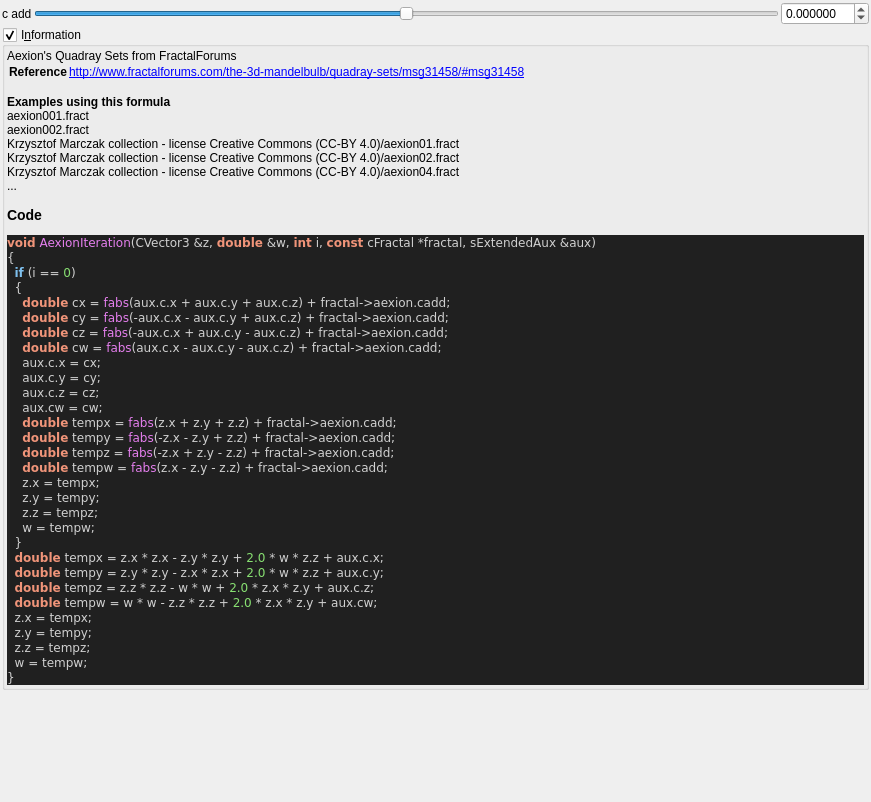
This is mandelbulber2/qt_data/fractal_aexion.ui in buddhi1980/mandelbulber2 as Qt 5 draws it before an edit. The edited form follows.
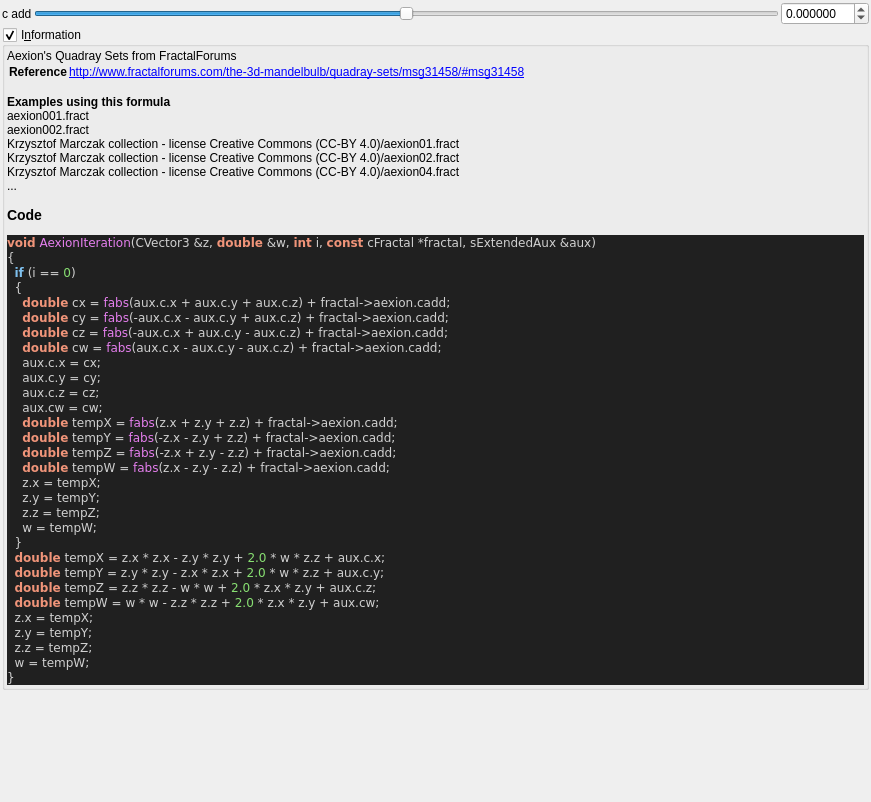
This is the edited form. Custom widgets are drawn as their Qt base class.

```diff
--- a/mandelbulber2/qt_data/fractal_aexion.ui
+++ b/mandelbulber2/qt_data/fractal_aexion.ui
@@ -141,23 +141,23 @@
     aux&lt;span style=&quot;color:#d0d0d0&quot;&gt;.&lt;/span&gt;c&lt;span style=&quot;color:#d0d0d0&quot;&gt;.&lt;/span&gt;y &lt;span style=&quot;color:#d0d0d0&quot;&gt;=&lt;/span&gt; cy&lt;span style=&quot;color:#d0d0d0&quot;&gt;;&lt;/span&gt;
     aux&lt;span style=&quot;color:#d0d0d0&quot;&gt;.&lt;/span&gt;c&lt;span style=&quot;color:#d0d0d0&quot;&gt;.&lt;/span&gt;z &lt;span style=&quot;color:#d0d0d0&quot;&gt;=&lt;/span&gt; cz&lt;span style=&quot;color:#d0d0d0&quot;&gt;;&lt;/span&gt;
     aux&lt;span style=&quot;color:#d0d0d0&quot;&gt;.&lt;/span&gt;cw &lt;span style=&quot;color:#d0d0d0&quot;&gt;=&lt;/span&gt; cw&lt;span style=&quot;color:#d0d0d0&quot;&gt;;&lt;/span&gt;
-    &lt;span style=&quot;color:#f09479; font-weight:bold&quot;&gt;double&lt;/span&gt; tempx &lt;span style=&quot;color:#d0d0d0&quot;&gt;=&lt;/span&gt; &lt;span style=&quot;color:#e47eed&quot;&gt;fabs&lt;/span&gt;&lt;span style=&quot;color:#d0d0d0&quot;&gt;(&lt;/span&gt;z&lt;span style=&quot;color:#d0d0d0&quot;&gt;.&lt;/span&gt;x &lt;span style=&quot;color:#d0d0d0&quot;&gt;+&lt;/span&gt; z&lt;span style=&quot;color:#d0d0d0&quot;&gt;.&lt;/span&gt;y &lt;span style=&quot;color:#d0d0d0&quot;&gt;+&lt;/span&gt; z&lt;span style=&quot;color:#d0d0d0&quot;&gt;.&lt;/span&gt;z&lt;span style=&quot;color:#d0d0d0&quot;&gt;) +&lt;/span&gt; fractal&lt;span style=&quot;color:#d0d0d0&quot;&gt;-&amp;gt;&lt;/span&gt;aexion&lt;span style=&quot;color:#d0d0d0&quot;&gt;.&lt;/span&gt;cadd&lt;span style=&quot;color:#d0d0d0&quot;&gt;;&lt;/span&gt;
-    &lt;span style=&quot;color:#f09479; font-weight:bold&quot;&gt;double&lt;/span&gt; tempy &lt;span style=&quot;color:#d0d0d0&quot;&gt;=&lt;/span&gt; &lt;span style=&quot;color:#e47eed&quot;&gt;fabs&lt;/span&gt;&lt;span style=&quot;color:#d0d0d0&quot;&gt;(-&lt;/span&gt;z&lt;span style=&quot;color:#d0d0d0&quot;&gt;.&lt;/span&gt;x &lt;span style=&quot;color:#d0d0d0&quot;&gt;-&lt;/span&gt; z&lt;span style=&quot;color:#d0d0d0&quot;&gt;.&lt;/span&gt;y &lt;span style=&quot;color:#d0d0d0&quot;&gt;+&lt;/span&gt; z&lt;span style=&quot;color:#d0d0d0&quot;&gt;.&lt;/span&gt;z&lt;span style=&quot;color:#d0d0d0&quot;&gt;) +&lt;/span&gt; fractal&lt;span style=&quot;color:#d0d0d0&quot;&gt;-&amp;gt;&lt;/span&gt;aexion&lt;span style=&quot;color:#d0d0d0&quot;&gt;.&lt;/span&gt;cadd&lt;span style=&quot;color:#d0d0d0&quot;&gt;;&lt;/span&gt;
-    &lt;span style=&quot;color:#f09479; font-weight:bold&quot;&gt;double&lt;/span&gt; tempz &lt;span style=&quot;color:#d0d0d0&quot;&gt;=&lt;/span&gt; &lt;span style=&quot;color:#e47eed&quot;&gt;fabs&lt;/span&gt;&lt;span style=&quot;color:#d0d0d0&quot;&gt;(-&lt;/span&gt;z&lt;span style=&quot;color:#d0d0d0&quot;&gt;.&lt;/span&gt;x &lt;span style=&quot;color:#d0d0d0&quot;&gt;+&lt;/span&gt; z&lt;span style=&quot;color:#d0d0d0&quot;&gt;.&lt;/span&gt;y &lt;span style=&quot;color:#d0d0d0&quot;&gt;-&lt;/span&gt; z&lt;span style=&quot;color:#d0d0d0&quot;&gt;.&lt;/span&gt;z&lt;span style=&quot;color:#d0d0d0&quot;&gt;) +&lt;/span&gt; fractal&lt;span style=&quot;color:#d0d0d0&quot;&gt;-&amp;gt;&lt;/span&gt;aexion&lt;span style=&quot;color:#d0d0d0&quot;&gt;.&lt;/span&gt;cadd&lt;span style=&quot;color:#d0d0d0&quot;&gt;;&lt;/span&gt;
-    &lt;span style=&quot;color:#f09479; font-weight:bold&quot;&gt;double&lt;/span&gt; tempw &lt;span style=&quot;color:#d0d0d0&quot;&gt;=&lt;/span&gt; &lt;span style=&quot;color:#e47eed&quot;&gt;fabs&lt;/span&gt;&lt;span style=&quot;color:#d0d0d0&quot;&gt;(&lt;/span&gt;z&lt;span style=&quot;color:#d0d0d0&quot;&gt;.&lt;/span&gt;x &lt;span style=&quot;color:#d0d0d0&quot;&gt;-&lt;/span&gt; z&lt;span style=&quot;color:#d0d0d0&quot;&gt;.&lt;/span&gt;y &lt;span style=&quot;color:#d0d0d0&quot;&gt;-&lt;/span&gt; z&lt;span style=&quot;color:#d0d0d0&quot;&gt;.&lt;/span&gt;z&lt;span style=&quot;color:#d0d0d0&quot;&gt;) +&lt;/span&gt; fractal&lt;span style=&quot;color:#d0d0d0&quot;&gt;-&amp;gt;&lt;/span&gt;aexion&lt;span style=&quot;color:#d0d0d0&quot;&gt;.&lt;/span&gt;cadd&lt;span style=&quot;color:#d0d0d0&quot;&gt;;&lt;/span&gt;
-    z&lt;span style=&quot;color:#d0d0d0&quot;&gt;.&lt;/span&gt;x &lt;span style=&quot;color:#d0d0d0&quot;&gt;=&lt;/span&gt; tempx&lt;span style=&quot;color:#d0d0d0&quot;&gt;;&lt;/span&gt;
-    z&lt;span style=&quot;color:#d0d0d0&quot;&gt;.&lt;/span&gt;y &lt;span style=&quot;color:#d0d0d0&quot;&gt;=&lt;/span&gt; tempy&lt;span style=&quot;color:#d0d0d0&quot;&gt;;&lt;/span&gt;
-    z&lt;span style=&quot;color:#d0d0d0&quot;&gt;.&lt;/span&gt;z &lt;span style=&quot;color:#d0d0d0&quot;&gt;=&lt;/span&gt; tempz&lt;span style=&quot;color:#d0d0d0&quot;&gt;;&lt;/span&gt;
-    w &lt;span style=&quot;color:#d0d0d0&quot;&gt;=&lt;/span&gt; tempw&lt;span style=&quot;color:#d0d0d0&quot;&gt;;&lt;/span&gt;
+    &lt;span style=&quot;color:#f09479; font-weight:bold&quot;&gt;double&lt;/span&gt; tempX &lt;span style=&quot;color:#d0d0d0&quot;&gt;=&lt;/span&gt; &lt;span style=&quot;color:#e47eed&quot;&gt;fabs&lt;/span&gt;&lt;span style=&quot;color:#d0d0d0&quot;&gt;(&lt;/span&gt;z&lt;span style=&quot;color:#d0d0d0&quot;&gt;.&lt;/span&gt;x &lt;span style=&quot;color:#d0d0d0&quot;&gt;+&lt;/span&gt; z&lt;span style=&quot;color:#d0d0d0&quot;&gt;.&lt;/span&gt;y &lt;span style=&quot;color:#d0d0d0&quot;&gt;+&lt;/span&gt; z&lt;span style=&quot;color:#d0d0d0&quot;&gt;.&lt;/span&gt;z&lt;span style=&quot;color:#d0d0d0&quot;&gt;) +&lt;/span&gt; fractal&lt;span style=&quot;color:#d0d0d0&quot;&gt;-&amp;gt;&lt;/span&gt;aexion&lt;span style=&quot;color:#d0d0d0&quot;&gt;.&lt;/span&gt;cadd&lt;span style=&quot;color:#d0d0d0&quot;&gt;;&lt;/span&gt;
+    &lt;span style=&quot;color:#f09479; font-weight:bold&quot;&gt;double&lt;/span&gt; tempY &lt;span style=&quot;color:#d0d0d0&quot;&gt;=&lt;/span&gt; &lt;span style=&quot;color:#e47eed&quot;&gt;fabs&lt;/span&gt;&lt;span style=&quot;color:#d0d0d0&quot;&gt;(-&lt;/span&gt;z&lt;span style=&quot;color:#d0d0d0&quot;&gt;.&lt;/span&gt;x &lt;span style=&quot;color:#d0d0d0&quot;&gt;-&lt;/span&gt; z&lt;span style=&quot;color:#d0d0d0&quot;&gt;.&lt;/span&gt;y &lt;span style=&quot;color:#d0d0d0&quot;&gt;+&lt;/span&gt; z&lt;span style=&quot;color:#d0d0d0&quot;&gt;.&lt;/span&gt;z&lt;span style=&quot;color:#d0d0d0&quot;&gt;) +&lt;/span&gt; fractal&lt;span style=&quot;color:#d0d0d0&quot;&gt;-&amp;gt;&lt;/span&gt;aexion&lt;span style=&quot;color:#d0d0d0&quot;&gt;.&lt;/span&gt;cadd&lt;span style=&quot;color:#d0d0d0&quot;&gt;;&lt;/span&gt;
+    &lt;span style=&quot;color:#f09479; font-weight:bold&quot;&gt;double&lt;/span&gt; tempZ &lt;span style=&quot;color:#d0d0d0&quot;&gt;=&lt;/span&gt; &lt;span style=&quot;color:#e47eed&quot;&gt;fabs&lt;/span&gt;&lt;span style=&quot;color:#d0d0d0&quot;&gt;(-&lt;/span&gt;z&lt;span style=&quot;color:#d0d0d0&quot;&gt;.&lt;/span&gt;x &lt;span style=&quot;color:#d0d0d0&quot;&gt;+&lt;/span&gt; z&lt;span style=&quot;color:#d0d0d0&quot;&gt;.&lt;/span&gt;y &lt;span style=&quot;color:#d0d0d0&quot;&gt;-&lt;/span&gt; z&lt;span style=&quot;color:#d0d0d0&quot;&gt;.&lt;/span&gt;z&lt;span style=&quot;color:#d0d0d0&quot;&gt;) +&lt;/span&gt; fractal&lt;span style=&quot;color:#d0d0d0&quot;&gt;-&amp;gt;&lt;/span&gt;aexion&lt;span style=&quot;color:#d0d0d0&quot;&gt;.&lt;/span&gt;cadd&lt;span style=&quot;color:#d0d0d0&quot;&gt;;&lt;/span&gt;
+    &lt;span style=&quot;color:#f09479; font-weight:bold&quot;&gt;double&lt;/span&gt; tempW &lt;span style=&quot;color:#d0d0d0&quot;&gt;=&lt;/span&gt; &lt;span style=&quot;color:#e47eed&quot;&gt;fabs&lt;/span&gt;&lt;span style=&quot;color:#d0d0d0&quot;&gt;(&lt;/span&gt;z&lt;span style=&quot;color:#d0d0d0&quot;&gt;.&lt;/span&gt;x &lt;span style=&quot;color:#d0d0d0&quot;&gt;-&lt;/span&gt; z&lt;span style=&quot;color:#d0d0d0&quot;&gt;.&lt;/span&gt;y &lt;span style=&quot;color:#d0d0d0&quot;&gt;-&lt;/span&gt; z&lt;span style=&quot;color:#d0d0d0&quot;&gt;.&lt;/span&gt;z&lt;span style=&quot;color:#d0d0d0&quot;&gt;) +&lt;/span&gt; fractal&lt;span style=&quot;color:#d0d0d0&quot;&gt;-&amp;gt;&lt;/span&gt;aexion&lt;span style=&quot;color:#d0d0d0&quot;&gt;.&lt;/span&gt;cadd&lt;span style=&quot;color:#d0d0d0&quot;&gt;;&lt;/span&gt;
+    z&lt;span style=&quot;color:#d0d0d0&quot;&gt;.&lt;/span&gt;x &lt;span style=&quot;color:#d0d0d0&quot;&gt;=&lt;/span&gt; tempX&lt;span style=&quot;color:#d0d0d0&quot;&gt;;&lt;/span&gt;
+    z&lt;span style=&quot;color:#d0d0d0&quot;&gt;.&lt;/span&gt;y &lt;span style=&quot;color:#d0d0d0&quot;&gt;=&lt;/span&gt; tempY&lt;span style=&quot;color:#d0d0d0&quot;&gt;;&lt;/span&gt;
+    z&lt;span style=&quot;color:#d0d0d0&quot;&gt;.&lt;/span&gt;z &lt;span style=&quot;color:#d0d0d0&quot;&gt;=&lt;/span&gt; tempZ&lt;span style=&quot;color:#d0d0d0&quot;&gt;;&lt;/span&gt;
+    w &lt;span style=&quot;color:#d0d0d0&quot;&gt;=&lt;/span&gt; tempW&lt;span style=&quot;color:#d0d0d0&quot;&gt;;&lt;/span&gt;
   &lt;span style=&quot;color:#d0d0d0&quot;&gt;}&lt;/span&gt;
-  &lt;span style=&quot;color:#f09479; font-weight:bold&quot;&gt;double&lt;/span&gt; tempx &lt;span style=&quot;color:#d0d0d0&quot;&gt;=&lt;/span&gt; z&lt;span style=&quot;color:#d0d0d0&quot;&gt;.&lt;/span&gt;x &lt;span style=&quot;color:#d0d0d0&quot;&gt;*&lt;/span&gt; z&lt;span style=&quot;color:#d0d0d0&quot;&gt;.&lt;/span&gt;x &lt;span style=&quot;color:#d0d0d0&quot;&gt;-&lt;/span&gt; z&lt;span style=&quot;color:#d0d0d0&quot;&gt;.&lt;/span&gt;y &lt;span style=&quot;color:#d0d0d0&quot;&gt;*&lt;/span&gt; z&lt;span style=&quot;color:#d0d0d0&quot;&gt;.&lt;/span&gt;y &lt;span style=&quot;color:#d0d0d0&quot;&gt;+&lt;/span&gt; &lt;span style=&quot;color:#87df71&quot;&gt;2.0&lt;/span&gt; &lt;span style=&quot;color:#d0d0d0&quot;&gt;*&lt;/span&gt; w &lt;span style=&quot;color:#d0d0d0&quot;&gt;*&lt;/span&gt; z&lt;span style=&quot;color:#d0d0d0&quot;&gt;.&lt;/span&gt;z &lt;span style=&quot;color:#d0d0d0&quot;&gt;+&lt;/span&gt; aux&lt;span style=&quot;color:#d0d0d0&quot;&gt;.&lt;/span&gt;c&lt;span style=&quot;color:#d0d0d0&quot;&gt;.&lt;/span&gt;x&lt;span style=&quot;color:#d0d0d0&quot;&gt;;&lt;/span&gt;
-  &lt;span style=&quot;color:#f09479; font-weight:bold&quot;&gt;double&lt;/span&gt; tempy &lt;span style=&quot;color:#d0d0d0&quot;&gt;=&lt;/span&gt; z&lt;span style=&quot;color:#d0d0d0&quot;&gt;.&lt;/span&gt;y &lt;span style=&quot;color:#d0d0d0&quot;&gt;*&lt;/span&gt; z&lt;span style=&quot;color:#d0d0d0&quot;&gt;.&lt;/span&gt;y &lt;span style=&quot;color:#d0d0d0&quot;&gt;-&lt;/span&gt; z&lt;span style=&quot;color:#d0d0d0&quot;&gt;.&lt;/span&gt;x &lt;span style=&quot;color:#d0d0d0&quot;&gt;*&lt;/span&gt; z&lt;span style=&quot;color:#d0d0d0&quot;&gt;.&lt;/span&gt;x &lt;span style=&quot;color:#d0d0d0&quot;&gt;+&lt;/span&gt; &lt;span style=&quot;color:#87df71&quot;&gt;2.0&lt;/span&gt; &lt;span style=&quot;color:#d0d0d0&quot;&gt;*&lt;/span&gt; w &lt;span style=&quot;color:#d0d0d0&quot;&gt;*&lt;/span&gt; z&lt;span style=&quot;color:#d0d0d0&quot;&gt;.&lt;/span&gt;z &lt;span style=&quot;color:#d0d0d0&quot;&gt;+&lt;/span&gt; aux&lt;span style=&quot;color:#d0d0d0&quot;&gt;.&lt;/span&gt;c&lt;span style=&quot;color:#d0d0d0&quot;&gt;.&lt;/span&gt;y&lt;span style=&quot;color:#d0d0d0&quot;&gt;;&lt;/span&gt;
-  &lt;span style=&quot;color:#f09479; font-weight:bold&quot;&gt;double&lt;/span&gt; tempz &lt;span style=&quot;color:#d0d0d0&quot;&gt;=&lt;/span&gt; z&lt;span style=&quot;color:#d0d0d0&quot;&gt;.&lt;/span&gt;z &lt;span style=&quot;color:#d0d0d0&quot;&gt;*&lt;/span&gt; z&lt;span style=&quot;color:#d0d0d0&quot;&gt;.&lt;/span&gt;z &lt;span style=&quot;color:#d0d0d0&quot;&gt;-&lt;/span&gt; w &lt;span style=&quot;color:#d0d0d0&quot;&gt;*&lt;/span&gt; w &lt;span style=&quot;color:#d0d0d0&quot;&gt;+&lt;/span&gt; &lt;span style=&quot;color:#87df71&quot;&gt;2.0&lt;/span&gt; &lt;span style=&quot;color:#d0d0d0&quot;&gt;*&lt;/span&gt; z&lt;span style=&quot;color:#d0d0d0&quot;&gt;.&lt;/span&gt;x &lt;span style=&quot;color:#d0d0d0&quot;&gt;*&lt;/span&gt; z&lt;span style=&quot;color:#d0d0d0&quot;&gt;.&lt;/span&gt;y &lt;span style=&quot;color:#d0d0d0&quot;&gt;+&lt;/span&gt; aux&lt;span style=&quot;color:#d0d0d0&quot;&gt;.&lt;/span&gt;c&lt;span style=&quot;color:#d0d0d0&quot;&gt;.&lt;/span&gt;z&lt;span style=&quot;color:#d0d0d0&quot;&gt;;&lt;/span&gt;
-  &lt;span style=&quot;color:#f09479; font-weight:bold&quot;&gt;double&lt;/span&gt; tempw &lt;span style=&quot;color:#d0d0d0&quot;&gt;=&lt;/span&gt; w &lt;span style=&quot;color:#d0d0d0&quot;&gt;*&lt;/span&gt; w &lt;span style=&quot;color:#d0d0d0&quot;&gt;-&lt;/span&gt; z&lt;span style=&quot;color:#d0d0d0&quot;&gt;.&lt;/span&gt;z &lt;span style=&quot;color:#d0d0d0&quot;&gt;*&lt;/span&gt; z&lt;span style=&quot;color:#d0d0d0&quot;&gt;.&lt;/span&gt;z &lt;span style=&quot;color:#d0d0d0&quot;&gt;+&lt;/span&gt; &lt;span style=&quot;color:#87df71&quot;&gt;2.0&lt;/span&gt; &lt;span style=&quot;color:#d0d0d0&quot;&gt;*&lt;/span&gt; z&lt;span style=&quot;color:#d0d0d0&quot;&gt;.&lt;/span&gt;x &lt;span style=&quot;color:#d0d0d0&quot;&gt;*&lt;/span&gt; z&lt;span style=&quot;color:#d0d0d0&quot;&gt;.&lt;/span&gt;y &lt;span style=&quot;color:#d0d0d0&quot;&gt;+&lt;/span&gt; aux&lt;span style=&quot;color:#d0d0d0&quot;&gt;.&lt;/span&gt;cw&lt;span style=&quot;color:#d0d0d0&quot;&gt;;&lt;/span&gt;
-  z&lt;span style=&quot;color:#d0d0d0&quot;&gt;.&lt;/span&gt;x &lt;span style=&quot;color:#d0d0d0&quot;&gt;=&lt;/span&gt; tempx&lt;span style=&quot;color:#d0d0d0&quot;&gt;;&lt;/span&gt;
-  z&lt;span style=&quot;color:#d0d0d0&quot;&gt;.&lt;/span&gt;y &lt;span style=&quot;color:#d0d0d0&quot;&gt;=&lt;/span&gt; tempy&lt;span style=&quot;color:#d0d0d0&quot;&gt;;&lt;/span&gt;
-  z&lt;span style=&quot;color:#d0d0d0&quot;&gt;.&lt;/span&gt;z &lt;span style=&quot;color:#d0d0d0&quot;&gt;=&lt;/span&gt; tempz&lt;span style=&quot;color:#d0d0d0&quot;&gt;;&lt;/span&gt;
-  w &lt;span style=&quot;color:#d0d0d0&quot;&gt;=&lt;/span&gt; tempw&lt;span style=&quot;color:#d0d0d0&quot;&gt;;&lt;/span&gt;
+  &lt;span style=&quot;color:#f09479; font-weight:bold&quot;&gt;double&lt;/span&gt; tempX &lt;span style=&quot;color:#d0d0d0&quot;&gt;=&lt;/span&gt; z&lt;span style=&quot;color:#d0d0d0&quot;&gt;.&lt;/span&gt;x &lt;span style=&quot;color:#d0d0d0&quot;&gt;*&lt;/span&gt; z&lt;span style=&quot;color:#d0d0d0&quot;&gt;.&lt;/span&gt;x &lt;span style=&quot;color:#d0d0d0&quot;&gt;-&lt;/span&gt; z&lt;span style=&quot;color:#d0d0d0&quot;&gt;.&lt;/span&gt;y &lt;span style=&quot;color:#d0d0d0&quot;&gt;*&lt;/span&gt; z&lt;span style=&quot;color:#d0d0d0&quot;&gt;.&lt;/span&gt;y &lt;span style=&quot;color:#d0d0d0&quot;&gt;+&lt;/span&gt; &lt;span style=&quot;color:#87df71&quot;&gt;2.0&lt;/span&gt; &lt;span style=&quot;color:#d0d0d0&quot;&gt;*&lt;/span&gt; w &lt;span style=&quot;color:#d0d0d0&quot;&gt;*&lt;/span&gt; z&lt;span style=&quot;color:#d0d0d0&quot;&gt;.&lt;/span&gt;z &lt;span style=&quot;color:#d0d0d0&quot;&gt;+&lt;/span&gt; aux&lt;span style=&quot;color:#d0d0d0&quot;&gt;.&lt;/span&gt;c&lt;span style=&quot;color:#d0d0d0&quot;&gt;.&lt;/span&gt;x&lt;span style=&quot;color:#d0d0d0&quot;&gt;;&lt;/span&gt;
+  &lt;span style=&quot;color:#f09479; font-weight:bold&quot;&gt;double&lt;/span&gt; tempY &lt;span style=&quot;color:#d0d0d0&quot;&gt;=&lt;/span&gt; z&lt;span style=&quot;color:#d0d0d0&quot;&gt;.&lt;/span&gt;y &lt;span style=&quot;color:#d0d0d0&quot;&gt;*&lt;/span&gt; z&lt;span style=&quot;color:#d0d0d0&quot;&gt;.&lt;/span&gt;y &lt;span style=&quot;color:#d0d0d0&quot;&gt;-&lt;/span&gt; z&lt;span style=&quot;color:#d0d0d0&quot;&gt;.&lt;/span&gt;x &lt;span style=&quot;color:#d0d0d0&quot;&gt;*&lt;/span&gt; z&lt;span style=&quot;color:#d0d0d0&quot;&gt;.&lt;/span&gt;x &lt;span style=&quot;color:#d0d0d0&quot;&gt;+&lt;/span&gt; &lt;span style=&quot;color:#87df71&quot;&gt;2.0&lt;/span&gt; &lt;span style=&quot;color:#d0d0d0&quot;&gt;*&lt;/span&gt; w &lt;span style=&quot;color:#d0d0d0&quot;&gt;*&lt;/span&gt; z&lt;span style=&quot;color:#d0d0d0&quot;&gt;.&lt;/span&gt;z &lt;span style=&quot;color:#d0d0d0&quot;&gt;+&lt;/span&gt; aux&lt;span style=&quot;color:#d0d0d0&quot;&gt;.&lt;/span&gt;c&lt;span style=&quot;color:#d0d0d0&quot;&gt;.&lt;/span&gt;y&lt;span style=&quot;color:#d0d0d0&quot;&gt;;&lt;/span&gt;
+  &lt;span style=&quot;color:#f09479; font-weight:bold&quot;&gt;double&lt;/span&gt; tempZ &lt;span style=&quot;color:#d0d0d0&quot;&gt;=&lt;/span&gt; z&lt;span style=&quot;color:#d0d0d0&quot;&gt;.&lt;/span&gt;z &lt;span style=&quot;color:#d0d0d0&quot;&gt;*&lt;/span&gt; z&lt;span style=&quot;color:#d0d0d0&quot;&gt;.&lt;/span&gt;z &lt;span style=&quot;color:#d0d0d0&quot;&gt;-&lt;/span&gt; w &lt;span style=&quot;color:#d0d0d0&quot;&gt;*&lt;/span&gt; w &lt;span style=&quot;color:#d0d0d0&quot;&gt;+&lt;/span&gt; &lt;span style=&quot;color:#87df71&quot;&gt;2.0&lt;/span&gt; &lt;span style=&quot;color:#d0d0d0&quot;&gt;*&lt;/span&gt; z&lt;span style=&quot;color:#d0d0d0&quot;&gt;.&lt;/span&gt;x &lt;span style=&quot;color:#d0d0d0&quot;&gt;*&lt;/span&gt; z&lt;span style=&quot;color:#d0d0d0&quot;&gt;.&lt;/span&gt;y &lt;span style=&quot;color:#d0d0d0&quot;&gt;+&lt;/span&gt; aux&lt;span style=&quot;color:#d0d0d0&quot;&gt;.&lt;/span&gt;c&lt;span style=&quot;color:#d0d0d0&quot;&gt;.&lt;/span&gt;z&lt;span style=&quot;color:#d0d0d0&quot;&gt;;&lt;/span&gt;
+  &lt;span style=&quot;color:#f09479; font-weight:bold&quot;&gt;double&lt;/span&gt; tempW &lt;span style=&quot;color:#d0d0d0&quot;&gt;=&lt;/span&gt; w &lt;span style=&quot;color:#d0d0d0&quot;&gt;*&lt;/span&gt; w &lt;span style=&quot;color:#d0d0d0&quot;&gt;-&lt;/span&gt; z&lt;span style=&quot;color:#d0d0d0&quot;&gt;.&lt;/span&gt;z &lt;span style=&quot;color:#d0d0d0&quot;&gt;*&lt;/span&gt; z&lt;span style=&quot;color:#d0d0d0&quot;&gt;.&lt;/span&gt;z &lt;span style=&quot;color:#d0d0d0&quot;&gt;+&lt;/span&gt; &lt;span style=&quot;color:#87df71&quot;&gt;2.0&lt;/span&gt; &lt;span style=&quot;color:#d0d0d0&quot;&gt;*&lt;/span&gt; z&lt;span style=&quot;color:#d0d0d0&quot;&gt;.&lt;/span&gt;x &lt;span style=&quot;color:#d0d0d0&quot;&gt;*&lt;/span&gt; z&lt;span style=&quot;color:#d0d0d0&quot;&gt;.&lt;/span&gt;y &lt;span style=&quot;color:#d0d0d0&quot;&gt;+&lt;/span&gt; aux&lt;span style=&quot;color:#d0d0d0&quot;&gt;.&lt;/span&gt;cw&lt;span style=&quot;color:#d0d0d0&quot;&gt;;&lt;/span&gt;
+  z&lt;span style=&quot;color:#d0d0d0&quot;&gt;.&lt;/span&gt;x &lt;span style=&quot;color:#d0d0d0&quot;&gt;=&lt;/span&gt; tempX&lt;span style=&quot;color:#d0d0d0&quot;&gt;;&lt;/span&gt;
+  z&lt;span style=&quot;color:#d0d0d0&quot;&gt;.&lt;/span&gt;y &lt;span style=&quot;color:#d0d0d0&quot;&gt;=&lt;/span&gt; tempY&lt;span style=&quot;color:#d0d0d0&quot;&gt;;&lt;/span&gt;
+  z&lt;span style=&quot;color:#d0d0d0&quot;&gt;.&lt;/span&gt;z &lt;span style=&quot;color:#d0d0d0&quot;&gt;=&lt;/span&gt; tempZ&lt;span style=&quot;color:#d0d0d0&quot;&gt;;&lt;/span&gt;
+  w &lt;span style=&quot;color:#d0d0d0&quot;&gt;=&lt;/span&gt; tempW&lt;span style=&quot;color:#d0d0d0&quot;&gt;;&lt;/span&gt;
 &lt;span style=&quot;color:#d0d0d0&quot;&gt;}&lt;/span&gt;
 &lt;/pre&gt;
 &lt;/body&gt;</string>
```
